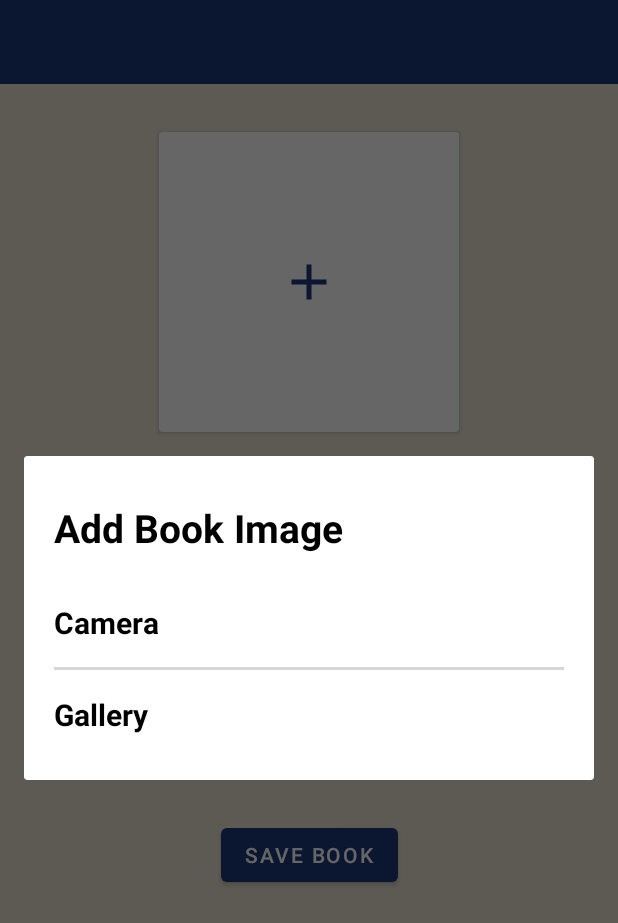
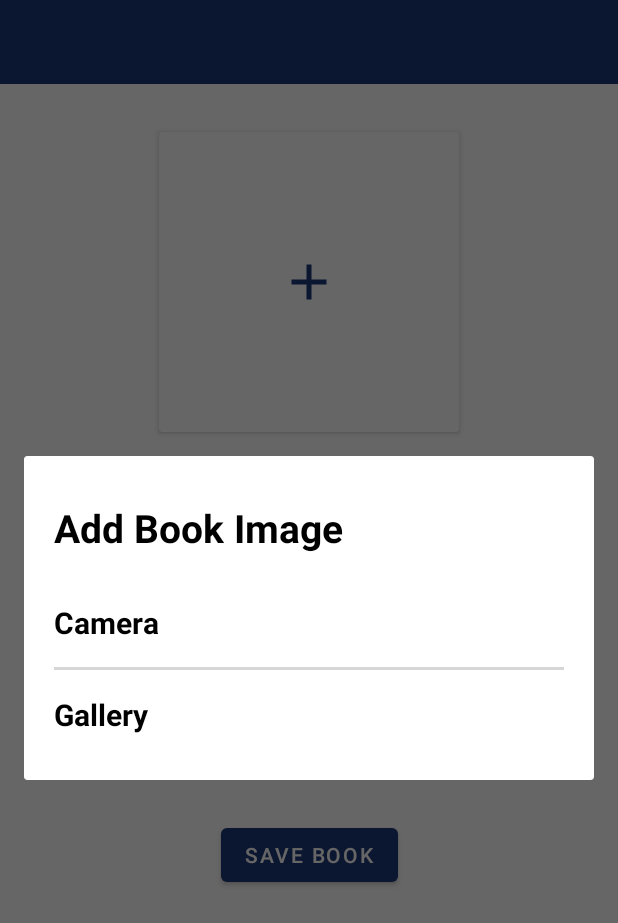
Before and after one commit to emineinan/ReadingHabitTracker, an Android app: the fragment AddBookFragment placed in its activity, after a tap on "Add Book", on a phone screen of 412 x 824 dp. Shown: the top 923 px of the screen. Run offline under Robolectric (Android 15) with nearby library versions, the phone set to English and light mode, and no system bars; our stand-ins replace Dagger/Hilt's generated code, navigation-ui; libraries missing offline, so code that uses them is left out: com.huawei.agconnect; 2 statements that could not run were skipped.

Commit message:
Update design

```diff
--- a/app/src/main/res/layout/activity_main.xml
+++ b/app/src/main/res/layout/activity_main.xml
@@ -22,7 +22,6 @@
         android:id="@+id/bottomNavigationView"
         android:layout_width="match_parent"
         android:layout_height="wrap_content"
-        android:background="@color/secondary_color_gray"
         app:layout_constraintBottom_toBottomOf="parent"
         app:layout_constraintEnd_toEndOf="parent"
         app:layout_constraintStart_toStartOf="parent"
--- a/app/src/main/res/layout/add_image_dialog.xml
+++ b/app/src/main/res/layout/add_image_dialog.xml
@@ -1,7 +1,6 @@
 <?xml version="1.0" encoding="utf-8"?>
 <androidx.constraintlayout.widget.ConstraintLayout xmlns:android="http://schemas.android.com/apk/res/android"
     xmlns:app="http://schemas.android.com/apk/res-auto"
-    xmlns:tools="http://schemas.android.com/tools"
     android:layout_width="match_parent"
     android:layout_height="match_parent"
     android:background="@drawable/background_dialog">
--- a/app/src/main/res/layout/fragment_add_book.xml
+++ b/app/src/main/res/layout/fragment_add_book.xml
@@ -4,7 +4,6 @@
     xmlns:tools="http://schemas.android.com/tools"
     android:layout_width="match_parent"
     android:layout_height="match_parent"
-    android:background="@color/secondary_color_gray"
     tools:context=".ui.addingbook.AddBookFragment">
 
     <androidx.appcompat.widget.Toolbar
--- a/app/src/main/res/layout/fragment_collections.xml
+++ b/app/src/main/res/layout/fragment_collections.xml
@@ -4,7 +4,6 @@
     xmlns:tools="http://schemas.android.com/tools"
     android:layout_width="match_parent"
     android:layout_height="match_parent"
-    android:background="@color/secondary_color_gray"
     tools:context=".ui.collections.CollectionsFragment">
 
 
--- a/app/src/main/res/layout/fragment_crop.xml
+++ b/app/src/main/res/layout/fragment_crop.xml
@@ -1,8 +1,7 @@
 <androidx.constraintlayout.widget.ConstraintLayout xmlns:android="http://schemas.android.com/apk/res/android"
     xmlns:app="http://schemas.android.com/apk/res-auto"
     android:layout_width="match_parent"
-    android:layout_height="match_parent"
-    android:background="@color/secondary_color_gray">
+    android:layout_height="match_parent">
 
     <androidx.constraintlayout.widget.Guideline
         android:id="@+id/guidelineTop"
--- a/app/src/main/res/layout/fragment_filter.xml
+++ b/app/src/main/res/layout/fragment_filter.xml
@@ -2,8 +2,7 @@
 <androidx.constraintlayout.widget.ConstraintLayout xmlns:android="http://schemas.android.com/apk/res/android"
     xmlns:app="http://schemas.android.com/apk/res-auto"
     android:layout_width="match_parent"
-    android:layout_height="match_parent"
-    android:background="@color/secondary_color_gray">
+    android:layout_height="match_parent">
 
     <androidx.constraintlayout.widget.Guideline
         android:id="@+id/guidelineTop"
--- a/app/src/main/res/layout/fragment_goals.xml
+++ b/app/src/main/res/layout/fragment_goals.xml
@@ -4,7 +4,6 @@
     xmlns:tools="http://schemas.android.com/tools"
     android:layout_width="match_parent"
     android:layout_height="match_parent"
-    android:background="@color/secondary_color_gray"
     tools:context=".ui.goals.GoalsFragment">
 
     <TextView
--- a/app/src/main/res/layout/fragment_login.xml
+++ b/app/src/main/res/layout/fragment_login.xml
@@ -4,7 +4,6 @@
     xmlns:tools="http://schemas.android.com/tools"
     android:layout_width="match_parent"
     android:layout_height="match_parent"
-    android:background="@color/secondary_color_gray"
     tools:context=".ui.login.LoginFragment">
 
     <TextView
--- a/app/src/main/res/layout/fragment_my_books.xml
+++ b/app/src/main/res/layout/fragment_my_books.xml
@@ -4,7 +4,6 @@
     xmlns:tools="http://schemas.android.com/tools"
     android:layout_width="match_parent"
     android:layout_height="match_parent"
-    android:background="@color/secondary_color_gray"
     tools:context=".ui.mybooks.MyBooksFragment">
 
     <ProgressBar
--- a/app/src/main/res/layout/fragment_on_boarding.xml
+++ b/app/src/main/res/layout/fragment_on_boarding.xml
@@ -4,7 +4,6 @@
     xmlns:tools="http://schemas.android.com/tools"
     android:layout_width="match_parent"
     android:layout_height="match_parent"
-    android:background="@color/secondary_color_gray"
     tools:context=".ui.onboarding.OnBoardingFragment">
 
     <androidx.viewpager2.widget.ViewPager2
--- a/app/src/main/res/layout/fragment_splash.xml
+++ b/app/src/main/res/layout/fragment_splash.xml
@@ -4,7 +4,6 @@
     xmlns:tools="http://schemas.android.com/tools"
     android:layout_width="match_parent"
     android:layout_height="match_parent"
-    android:background="@color/secondary_color_gray"
     tools:context=".ui.splash.SplashFragment">
 
     <com.airbnb.lottie.LottieAnimationView
--- a/app/src/main/res/layout/my_books_item.xml
+++ b/app/src/main/res/layout/my_books_item.xml
@@ -3,8 +3,7 @@
     xmlns:app="http://schemas.android.com/apk/res-auto"
     xmlns:tools="http://schemas.android.com/tools"
     android:layout_width="match_parent"
-    android:layout_height="wrap_content"
-    android:background="@color/secondary_color_gray">
+    android:layout_height="wrap_content">
 
     <LinearLayout
         android:layout_width="match_parent"
```
